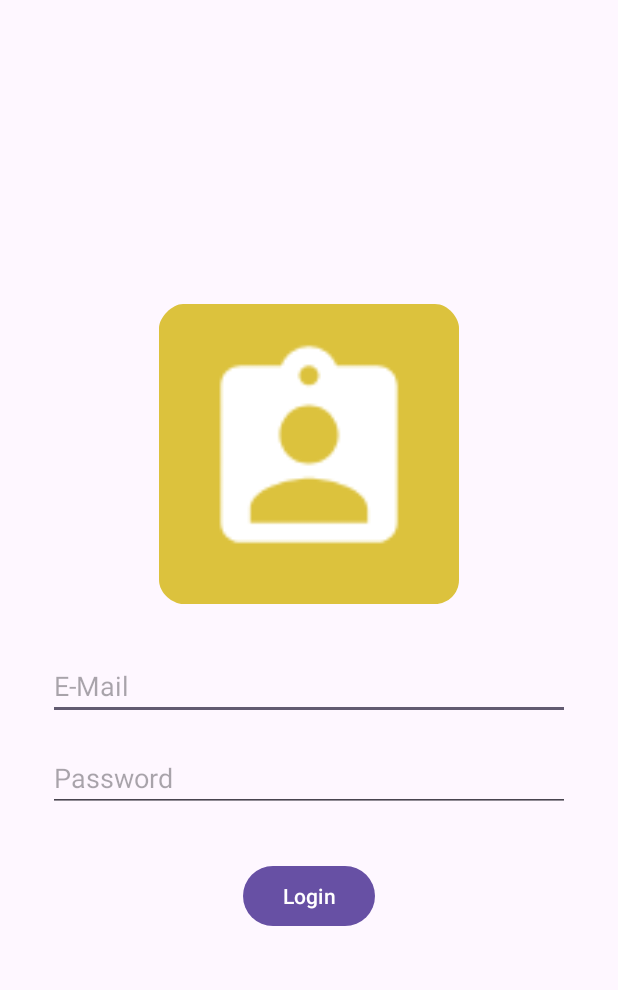
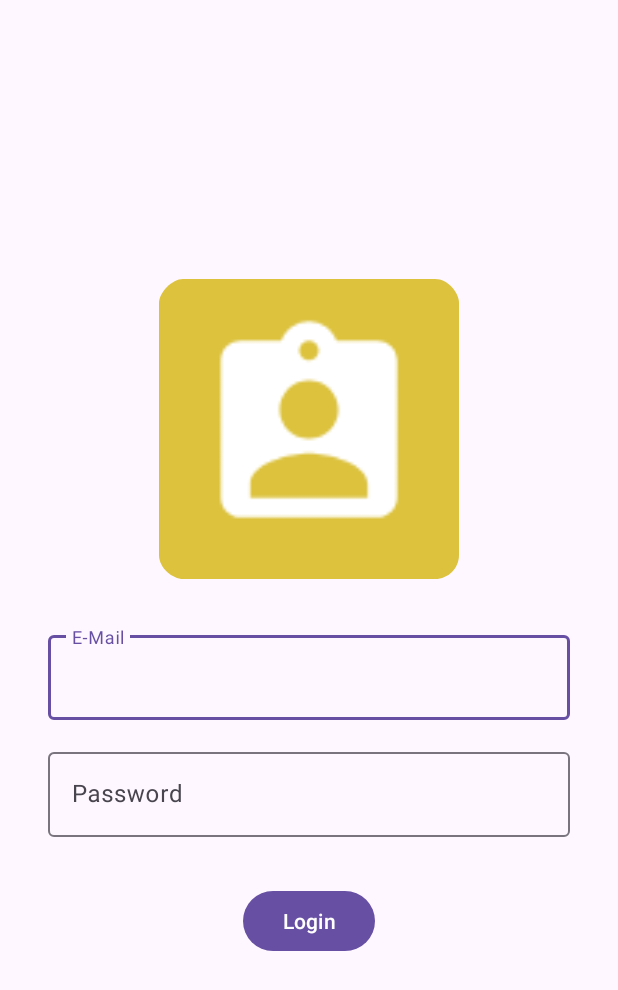
Before and after one commit to kelvinhin/staff_management_app, an Android app: the screen it shows after launch (MainActivity), on a phone screen of 412 x 824 dp. Shown: the top 990 px of the screen. Run offline under Robolectric (Android 15) with nearby library versions, the phone set to English and light mode, and no system bars; our stand-ins replace data binding, navigation-ui.

Commit message:
[Update] Updated login page

```diff
--- a/app/src/main/java/com/example/staffmanagementapp/view/LoginFragment.kt
+++ b/app/src/main/java/com/example/staffmanagementapp/view/LoginFragment.kt
@@ -6,7 +6,9 @@ import android.view.LayoutInflater
 import android.view.View
 import android.view.ViewGroup
 import androidx.fragment.app.viewModels
+import androidx.lifecycle.lifecycleScope
 import com.example.staffmanagementapp.databinding.FragmentLoginBinding
+import kotlinx.coroutines.launch
 
 class LoginFragment : Fragment() {
     private val searchViewModel: LoginViewModel by viewModels()
@@ -17,12 +19,33 @@ class LoginFragment : Fragment() {
         savedInstanceState: Bundle?
     ): View {
         binding = FragmentLoginBinding.inflate(inflater, container, false)
+        binding.vm = searchViewModel
+        setupView()
         return binding.root
     }
 
     override fun onViewCreated(view: View, savedInstanceState: Bundle?) {
         super.onViewCreated(view, savedInstanceState)
-        binding.vm = searchViewModel
+        lifecycleScope.launch {
+            searchViewModel.loginResponse.collect {
+                //TODO handle login response
+            }
+        }
+        lifecycleScope.launch {
+            searchViewModel.errorFlow.collect {
+                //TODO handle error message
+            }
+        }
+    }
+
+    private fun setupView() {
+        binding.btnLogin.setOnClickListener {
+            //TODO check email and password before call login API
+            searchViewModel.doLogin(
+                email = binding.edtEmail.text.toString(),
+                password = binding.edtPassword.text.toString()
+            )
+        }
     }
 
 }
--- a/app/src/main/java/com/example/staffmanagementapp/view/LoginViewModel.kt
+++ b/app/src/main/java/com/example/staffmanagementapp/view/LoginViewModel.kt
@@ -1,28 +1,62 @@
 package com.example.staffmanagementapp.view
 
+import android.util.Log
 import androidx.lifecycle.ViewModel
+import androidx.lifecycle.viewModelScope
+import com.example.staffmanagementapp.data.request.LoginRequest
 import com.example.staffmanagementapp.data.response.LoginResponse
+import com.example.staffmanagementapp.repository.StaffManagementRepository
 import kotlinx.coroutines.flow.MutableSharedFlow
 import kotlinx.coroutines.flow.MutableStateFlow
-import kotlinx.coroutines.flow.SharedFlow
 import kotlinx.coroutines.flow.StateFlow
 import kotlinx.coroutines.flow.asSharedFlow
 import kotlinx.coroutines.flow.asStateFlow
+import kotlinx.coroutines.launch
+import java.lang.Exception
 
 class LoginViewModel : ViewModel() {
+    private val _loginResponse: MutableSharedFlow<LoginResponse> by lazy {
+        MutableSharedFlow()
+    }
+
+    val loginResponse by lazy {
+        _loginResponse.asSharedFlow()
+    }
+
     private val _mainLoading: MutableStateFlow<Boolean> by lazy {
         MutableStateFlow(false)
     }
-
     val mainLoading: StateFlow<Boolean> by lazy {
         _mainLoading.asStateFlow()
     }
 
-    private val _loginResponse: MutableSharedFlow<LoginResponse> by lazy {
+    private val _errorFlow: MutableSharedFlow<String> by lazy {
         MutableSharedFlow()
     }
+    val errorFlow by lazy {
+        _errorFlow.asSharedFlow()
+    }
 
-    val loginResponse: SharedFlow<LoginResponse> by lazy {
-        _loginResponse.asSharedFlow()
+    fun doLogin(email: String, password: String) {
+        viewModelScope.launch {
+            try {
+                _mainLoading.value = true
+                val response = StaffManagementRepository.staffManagementApi.login(
+                    loginRequestBody = LoginRequest(
+                        email, password
+                    )
+                )
+                if (response.error.isNullOrEmpty() && !response.token.isNullOrEmpty()) {
+                    _loginResponse.emit(response)
+                } else {
+                    _errorFlow.emit(response.error ?: "") //TODO get unknown error from string xml
+                }
+                _mainLoading.value = false
+            } catch (e: Exception) {
+                Log.e("Login", "Do Search error: " + e.message)
+                _mainLoading.value = false
+                _errorFlow.emit(e.message ?: "") //TODO get unknown error from string xml
+            }
+        }
     }
 }
--- a/app/src/main/res/layout/fragment_login.xml
+++ b/app/src/main/res/layout/fragment_login.xml
@@ -22,36 +22,46 @@
             android:layout_height="200dp"
             app:layout_constraintVertical_chainStyle="packed"
             app:layout_constraintTop_toTopOf="parent"
-            app:layout_constraintBottom_toTopOf="@id/edt_email"
+            app:layout_constraintBottom_toTopOf="@id/txt_layout_email"
             app:layout_constraintStart_toStartOf="parent"
             app:layout_constraintEnd_toEndOf="parent"
             android:src="@mipmap/ic_launcher"/>
 
-        <EditText
-            android:id="@+id/edt_email"
-            android:layout_width="0dp"
+        <com.google.android.material.textfield.TextInputLayout
+            android:id="@+id/txt_layout_email"
+            android:layout_width="match_parent"
             android:layout_height="wrap_content"
-            android:inputType="textEmailAddress"
-            android:hint="E-Mail"
+            android:hint="@string/email_hint"
             android:layout_marginHorizontal="32dp"
             android:layout_marginTop="32dp"
-            app:layout_constraintStart_toStartOf="parent"
-            app:layout_constraintEnd_toEndOf="parent"
             app:layout_constraintTop_toBottomOf="@id/img_app_logo"
-            app:layout_constraintBottom_toTopOf="@id/edt_password"/>
+            app:layout_constraintBottom_toTopOf="@id/txt_layout_password">
 
-        <EditText
-            android:id="@+id/edt_password"
-            android:layout_width="0dp"
+            <com.google.android.material.textfield.TextInputEditText
+                android:id="@+id/edt_email"
+                android:layout_width="match_parent"
+                android:layout_height="wrap_content"
+                android:inputType="textEmailAddress"/>
+
+        </com.google.android.material.textfield.TextInputLayout>
+
+        <com.google.android.material.textfield.TextInputLayout
+            android:id="@+id/txt_layout_password"
+            android:layout_width="match_parent"
             android:layout_height="wrap_content"
-            android:inputType="textPassword"
-            android:hint="Password"
+            android:hint="@string/password_hint"
             android:layout_marginHorizontal="32dp"
             android:layout_marginTop="16dp"
-            app:layout_constraintStart_toStartOf="parent"
-            app:layout_constraintEnd_toEndOf="parent"
-            app:layout_constraintTop_toBottomOf="@id/edt_email"
-            app:layout_constraintBottom_toTopOf="@id/btn_login"/>
+            app:layout_constraintTop_toBottomOf="@id/txt_layout_email"
+            app:layout_constraintBottom_toTopOf="@id/btn_login">
+
+            <com.google.android.material.textfield.TextInputEditText
+                android:id="@+id/edt_password"
+                android:layout_width="match_parent"
+                android:layout_height="wrap_content"
+                android:inputType="textPassword"/>
+
+        </com.google.android.material.textfield.TextInputLayout>
 
         <com.google.android.material.button.MaterialButton
             android:id="@+id/btn_login"
@@ -61,7 +71,7 @@
             android:layout_marginTop="32dp"
             app:layout_constraintStart_toStartOf="parent"
             app:layout_constraintEnd_toEndOf="parent"
-            app:layout_constraintTop_toBottomOf="@id/edt_password"
+            app:layout_constraintTop_toBottomOf="@id/txt_layout_password"
             app:layout_constraintBottom_toBottomOf="parent"/>
 
         <View
--- a/app/src/main/res/values/strings.xml
+++ b/app/src/main/res/values/strings.xml
@@ -2,4 +2,9 @@
     <string name="app_name">Staff Management App</string>
     <string name="login">Login</string>
     <string name="staff_list">Staff List</string>
+    <string name="email_hint">E-Mail</string>
+    <string name="email_error">E-Mail format wrong</string>
+    <string name="password_hint">Password</string>
+    <string name="password_error">Password format wrong</string>
+    <string name="unknown_error">Unknown error</string>
 </resources>
```
